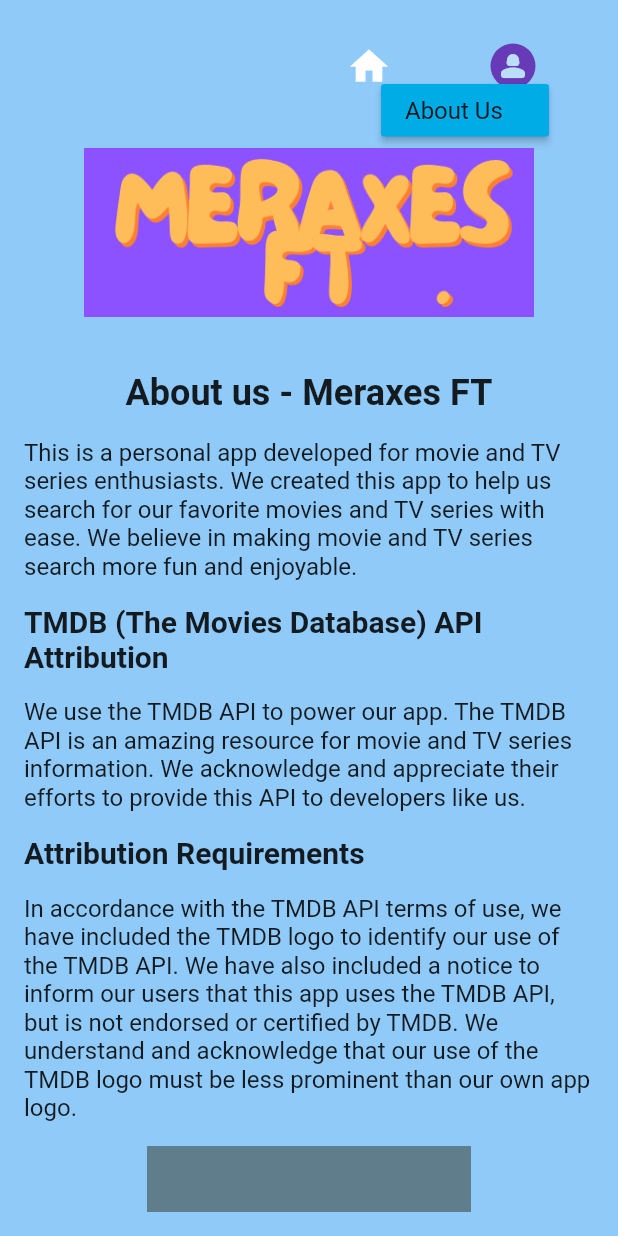
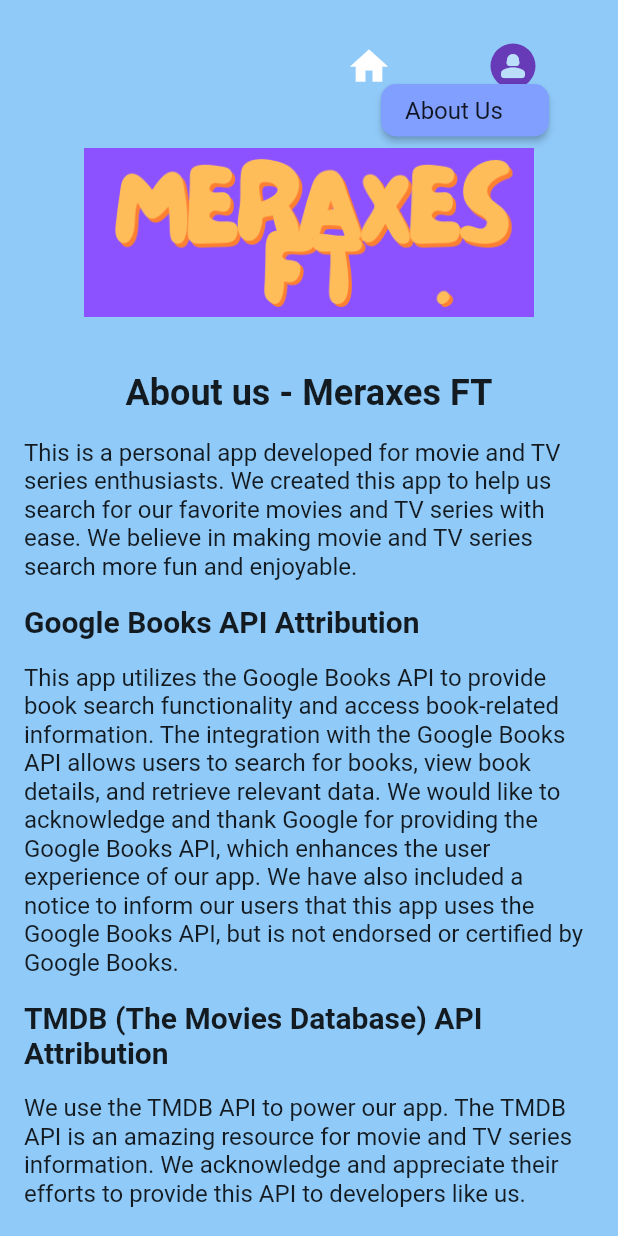
Before and after one commit to jananga99/search_films_books, a Flutter app: the AboutUsPage screen opened by its route, after a tap on the "person 2" icon, on a phone screen of 412 x 824 dp. Run offline on Flutter 3.47's test engine with Material 2 defaults, Android fonts, the phone set to English and light mode, and no system bars; our stand-ins replace bloc, cached_network_image, equatable, flutter_bloc, flutter_dotenv, font_awesome_flutter and 2 more.

Commit message:
about-us fixed

```diff
--- a/lib/about_us/view/about_us.dart
+++ b/lib/about_us/view/about_us.dart
@@ -61,6 +61,18 @@ class AboutUsPage extends StatelessWidget {
               ),
               const SizedBox(height: 16.0),
               const Text(
+                'Google Books API Attribution',
+                style: subTitleStyle,
+              ),
+              const SizedBox(height: 16.0),
+              const Text(
+                "This app utilizes the Google Books API to provide book search functionality and access book-related information. The integration with the Google Books API allows users to search for books, view book details, and retrieve relevant data. We would like to acknowledge and thank Google for providing the Google Books API, which enhances the user experience of our app. We have also included a notice to inform our users that this app uses the Google Books API, but is not endorsed or certified by Google Books.",
+                style: bodyStyle,
+              ),
+              const SizedBox(
+                height: 16,
+              ),
+              const Text(
                 'TMDB (The Movies Database) API Attribution',
                 style: subTitleStyle,
               ),
--- a/lib/header_bar/widgets/profile.dart
+++ b/lib/header_bar/widgets/profile.dart
@@ -21,12 +21,16 @@ class Profile extends StatelessWidget {
       itemBuilder: (context) => [
         const PopupMenuItem(
           value: 1,
-          height: 10,
+          height: 15,
           child: Text('About Us'),
         ),
       ],
       offset: const Offset(0, 40),
-      color: const Color(0xff00ace6),
+      color: const Color(0xff809fff),
+      shape: RoundedRectangleBorder(
+        borderRadius: BorderRadius.circular(10),
+      ),
+      padding: const EdgeInsets.all(4.0),
       elevation: 2,
       onSelected: (value) {
         if (value == 1) {
--- a/lib/main.dart
+++ b/lib/main.dart
@@ -42,7 +42,7 @@ Future<void> main() async {
       BlocProvider<BooksBloc>(
           create: (BuildContext context) => BooksBloc(bookService)),
     ],
-    child: DevicePreview(enabled: true, builder: (context) => const App()),
+    child: DevicePreview(enabled: false, builder: (context) => const App()),
   ));
 }
 
```
Also changed, not shown: 1 other file.
